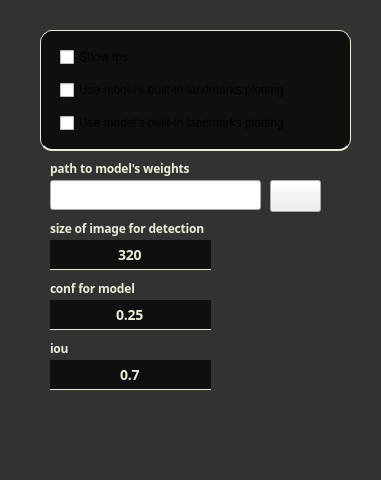
programat/course_work, file src/ui/settings.ui: the form before one commit.
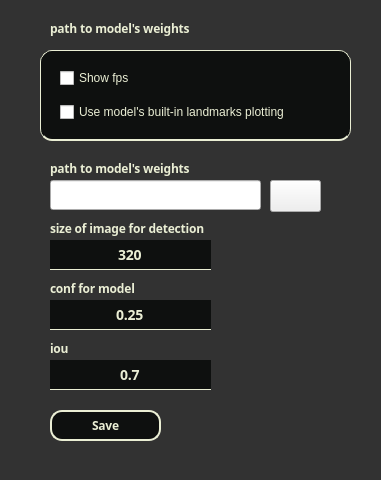
The form after the commit. Icons and pictures are not drawn.

Commit message: ui is done, dumbbell is done

Patch:
```diff
--- a/src/ui/settings.ui
+++ b/src/ui/settings.ui
@@ -68,7 +68,7 @@
 </string>
    </property>
    <property name="text">
-    <string>_</string>
+    <string/>
    </property>
    <property name="alignment">
     <set>Qt::AlignCenter</set>
@@ -100,7 +100,7 @@
    </property>
    <property name="styleSheet">
     <string notr="true">#pushButton{
-	background-color:transparent;
+	background-color: rgb(83, 88, 95);
 }</string>
    </property>
    <property name="text">
@@ -117,7 +117,7 @@
     </size>
    </property>
   </widget>
-  <widget class="QLineEdit" name="curls">
+  <widget class="QLineEdit" name="imgsz">
    <property name="geometry">
     <rect>
      <x>50</x>
@@ -145,7 +145,7 @@
     <set>Qt::AlignCenter</set>
    </property>
   </widget>
-  <widget class="QLineEdit" name="curls_2">
+  <widget class="QLineEdit" name="conf">
    <property name="geometry">
     <rect>
      <x>50</x>
@@ -173,7 +173,7 @@
     <set>Qt::AlignCenter</set>
    </property>
   </widget>
-  <widget class="QLineEdit" name="curls_3">
+  <widget class="QLineEdit" name="iou">
    <property name="geometry">
     <rect>
      <x>50</x>
@@ -226,9 +226,9 @@
    <property name="geometry">
     <rect>
      <x>40</x>
-     <y>30</y>
+     <y>50</y>
      <width>311</width>
-     <height>121</height>
+     <height>91</height>
     </rect>
    </property>
    <property name="acceptDrops">
@@ -258,26 +258,25 @@
       <x>20</x>
       <y>10</y>
       <width>281</width>
-      <height>101</height>
+      <height>71</height>
      </rect>
     </property>
     <layout class="QVBoxLayout" name="verticalLayout">
      <item>
-      <widget class="QCheckBox" name="checkBox_2">
+      <widget class="QCheckBox" name="cb1">
+       <property name="styleSheet">
+        <string notr="true">color: rgb(234, 238, 212);</string>
+       </property>
        <property name="text">
         <string>Show fps</string>
        </property>
       </widget>
      </item>
      <item>
-      <widget class="QCheckBox" name="checkBox_3">
-       <property name="text">
-        <string>Use model's built-in landmarks plotting</string>
+      <widget class="QCheckBox" name="cb2">
+       <property name="styleSheet">
+        <string notr="true">color: rgb(234, 238, 212);</string>
        </property>
-      </widget>
-     </item>
-     <item>
-      <widget class="QCheckBox" name="checkBox">
        <property name="text">
         <string>Use model's built-in landmarks plotting</string>
        </property>
@@ -349,6 +348,78 @@
     <string>iou</string>
    </property>
   </widget>
+  <widget class="QLabel" name="stream_label_2">
+   <property name="geometry">
+    <rect>
+     <x>50</x>
+     <y>20</y>
+     <width>231</width>
+     <height>16</height>
+    </rect>
+   </property>
+   <property name="styleSheet">
+    <string notr="true">color: rgb(234, 238, 212);
+font-family: Mori, sans-serif;
+font-size: 12px;
+font-weight: 600;
+letter-spacing: -0.201359px;;
+</string>
+   </property>
+   <property name="text">
+    <string>path to model's weights</string>
+   </property>
+  </widget>
+  <widget class="QPushButton" name="save_button">
+   <property name="geometry">
+    <rect>
+     <x>50</x>
+     <y>410</y>
+     <width>111</width>
+     <height>31</height>
+    </rect>
+   </property>
+   <property name="font">
+    <font>
+     <family>Mori</family>
+     <pointsize>-1</pointsize>
+     <fontweight>DemiBold</fontweight>
+    </font>
+   </property>
+   <property name="cursor">
+    <cursorShape>PointingHandCursor</cursorShape>
+   </property>
+   <property name="focusPolicy">
+    <enum>Qt::ClickFocus</enum>
+   </property>
+   <property name="styleSheet">
+    <string notr="true">#save_button{
+	color: rgb(234, 238, 212);
+	border-radius: 12px;
+	border-width: 2px;
+	border-style: solid;
+	border-color: rgb(234, 238, 212);
+	background-color: rgb(14,16,15);
+	border-bottom-width: 2px;
+	font-family: Mori, sans-serif;
+	font-size: 12px;
+	font-weight: 600;
+	letter-spacing: -0.201359px;;
+	padding-left: 24px;
+	padding-right: 24px;
+}
+
+#save_button::hover{
+	background-color: rgb(70, 80, 75)
+}
+</string>
+   </property>
+   <property name="text">
+    <string>Save</string>
+   </property>
+   <property name="shortcut">
+    <string>Return</string>
+   </property>
+  </widget>
  </widget>
  <resources/>
  <connections/>
```
The commit also changes 7 other files.
